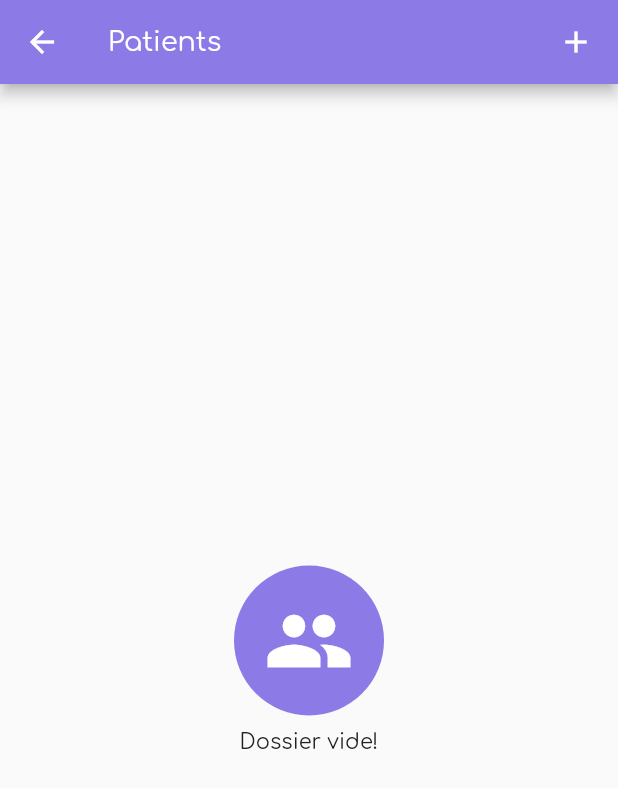
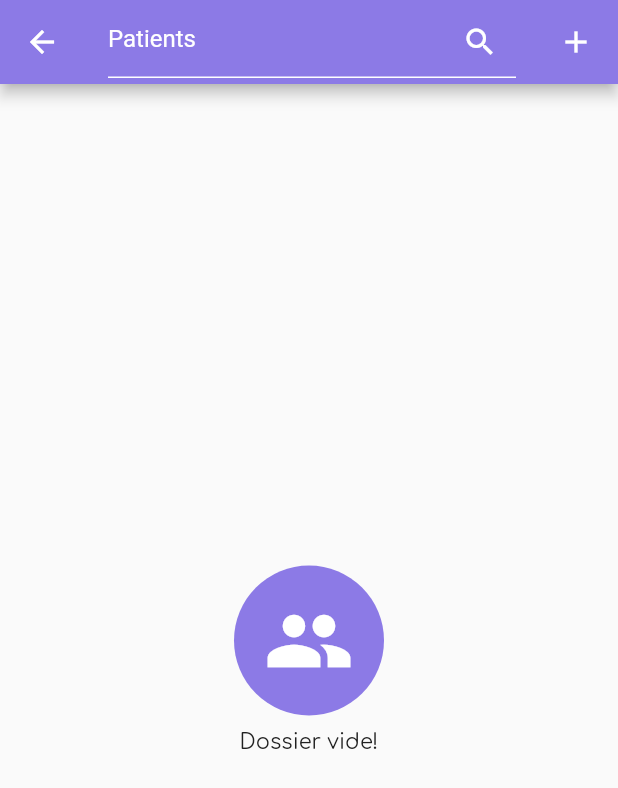
Before and after one commit to aymensbh/Pharm_pfe, a Flutter app: the HomePage screen opened directly, after a tap on "Patients", on a phone screen of 412 x 824 dp. Shown: the top 788 px of the screen. Run offline on Flutter 3.47's test engine with Material 2 defaults, Android fonts, the phone set to English and light mode, and no system bars; our stand-ins replace flutter_holo_date_picker, sqflite; accounts and stored records are empty.

Commit message:
added search function

```diff
--- a/lib/authentification/home_page.dart
+++ b/lib/authentification/home_page.dart
@@ -1,13 +1,13 @@
 import 'package:flutter/cupertino.dart';
 import 'package:flutter/material.dart';
 import 'package:pharm_pfe/authentification/login_page.dart';
-import 'package:pharm_pfe/customWidgets/custom_grid_item.dart';
-import 'package:pharm_pfe/customWidgets/custom_grid_tool.dart';
-import 'package:pharm_pfe/entities/user.dart';
+// import 'package:pharm_pfe/customWidgets/custom_grid_item.dart';
+// import 'package:pharm_pfe/customWidgets/custom_grid_tool.dart';
+// import 'package:pharm_pfe/entities/user.dart';
 import 'package:pharm_pfe/screens/others/about.dart';
 import 'package:pharm_pfe/screens/analisis/analysis_history.dart';
 import 'package:pharm_pfe/screens/drugs/drugs_list.dart';
-import 'package:pharm_pfe/screens/others/report.dart';
+// import 'package:pharm_pfe/screens/others/report.dart';
 import 'package:pharm_pfe/screens/patients/patients_list.dart';
 import 'package:pharm_pfe/style/style.dart';
 
@@ -24,9 +24,19 @@ class _HomePageState extends State<HomePage> {
   @override
   Widget build(BuildContext context) {
     return Scaffold(
-      backgroundColor: Style.lightBackgroundColor,
+      backgroundColor: Style.darkBackgroundColor,
       appBar: AppBar(
         actions: <Widget>[
+          IconButton(
+            icon: Icon(Icons.person),
+            onPressed: () {
+              Navigator.of(context).push(CupertinoPageRoute(builder: (context) {
+                return About(
+                  userid: widget.userid,
+                );
+              }));
+            },
+          ),
           Padding(
             padding: EdgeInsets.all(8),
             child: IconButton(
@@ -44,6 +54,8 @@ class _HomePageState extends State<HomePage> {
                           onClosing: () {},
                           builder: (context) {
                             return ListTile(
+                              trailing: Icon(Icons.arrow_forward_ios,
+                                  size: 18, color: Style.secondaryColor),
                               onTap: () {
                                 Navigator.of(context).pop(true);
                               },
@@ -79,15 +91,18 @@ class _HomePageState extends State<HomePage> {
               .copyWith(color: Style.darkBackgroundColor),
         ),
       ),
-      body: GridView(
+      body: ListView(
         physics: BouncingScrollPhysics(),
         padding: EdgeInsets.all(4),
-        gridDelegate: SliverGridDelegateWithFixedCrossAxisCount(
-            crossAxisCount: 2, crossAxisSpacing: 4, mainAxisSpacing: 4),
         children: <Widget>[
-          CustomGridItem(
-            icon: Icons.people,
-            color: Style.purpleColor,
+          ListTile(
+            trailing: Icon(Icons.arrow_forward_ios,
+                size: 18, color: Style.secondaryColor),
+            contentPadding: EdgeInsets.all(12),
+            leading: Icon(
+              Icons.people,
+              color: Style.purpleColor,
+            ),
             onTap: () {
               Navigator.of(context).push(CupertinoPageRoute(builder: (context) {
                 return PatientsList(
@@ -96,11 +111,16 @@ class _HomePageState extends State<HomePage> {
                 );
               }));
             },
-            title: "Patients",
+            title: Text("Patients"),
           ),
-          CustomGridItem(
-            icon: Icons.inbox,
-            color: Style.redColor,
+          ListTile(
+            trailing: Icon(Icons.arrow_forward_ios,
+                size: 18, color: Style.secondaryColor),
+            contentPadding: EdgeInsets.all(12),
+            leading: Icon(
+              Icons.inbox,
+              color: Style.redColor,
+            ),
             onTap: () {
               Navigator.of(context).push(CupertinoPageRoute(builder: (context) {
                 return DrugsList(
@@ -109,11 +129,16 @@ class _HomePageState extends State<HomePage> {
                 );
               }));
             },
-            title: "Médicaments",
+            title: Text("Médicaments"),
           ),
-          CustomGridItem(
-            icon: Icons.multiline_chart,
-            color: Style.yellowColor,
+          ListTile(
+            trailing: Icon(Icons.arrow_forward_ios,
+                size: 18, color: Style.secondaryColor),
+            contentPadding: EdgeInsets.all(12),
+            leading: Icon(
+              Icons.multiline_chart,
+              color: Style.yellowColor,
+            ),
             onTap: () {
               Navigator.of(context).push(CupertinoPageRoute(builder: (context) {
                 return AnalysisHistoryPage(
@@ -121,37 +146,37 @@ class _HomePageState extends State<HomePage> {
                 );
               }));
             },
-            title: "Poches",
+            title: Text("Poches"),
           ),
-          Container(
-              child: GridView(
-            physics: NeverScrollableScrollPhysics(),
-            shrinkWrap: true,
-            gridDelegate: SliverGridDelegateWithFixedCrossAxisCount(
-                crossAxisCount: 2, mainAxisSpacing: 4, crossAxisSpacing: 4),
-            children: <Widget>[
-              CustomGridToolItem(
-                icon: Icons.person_outline,
-                onTap: () {
-                  Navigator.of(context)
-                      .push(CupertinoPageRoute(builder: (context) {
-                    return About(
-                      userid: widget.userid,
-                    );
-                  }));
-                },
-              ),
-              CustomGridToolItem(
-                icon: Icons.info_outline,
-                onTap: () {
-                  Navigator.of(context)
-                      .push(CupertinoPageRoute(builder: (context) {
-                    return Report();
-                  }));
-                },
-              ),
-            ],
-          ))
+          // Container(
+          //     child: GridView(
+          //   physics: NeverScrollableScrollPhysics(),
+          //   shrinkWrap: true,
+          //   gridDelegate: SliverGridDelegateWithFixedCrossAxisCount(
+          //       crossAxisCount: 2, mainAxisSpacing: 4, crossAxisSpacing: 4),
+          //   children: <Widget>[
+          //     CustomGridToolItem(
+          //       icon: Icons.person_outline,
+          //       onTap: () {
+          //         Navigator.of(context)
+          //             .push(CupertinoPageRoute(builder: (context) {
+          //           return About(
+          //             userid: widget.userid,
+          //           );
+          //         }));
+          //       },
+          //     ),
+          //     CustomGridToolItem(
+          //       icon: Icons.info_outline,
+          //       onTap: () {
+          //         Navigator.of(context)
+          //             .push(CupertinoPageRoute(builder: (context) {
+          //           return Report();
+          //         }));
+          //       },
+          //     ),
+          //   ],
+          // ))
         ],
       ),
     );
--- a/lib/authentification/signup_page.dart
+++ b/lib/authentification/signup_page.dart
@@ -152,7 +152,7 @@ class _SignupPageState extends State<SignupPage> {
 
   _validate() {
     if (_formKey.currentState.validate()) {
-      DatabaseHelper.insertUser(new User(
+      DatabaseHelper.insertUser(User(
               id: null,
               password: passwordController.text.trim(),
               username: usernameController.text.trim()))
--- a/lib/screens/patients/patients_list.dart
+++ b/lib/screens/patients/patients_list.dart
@@ -19,6 +19,8 @@ class PatientsList extends StatefulWidget {
 
 class _PatientsListState extends State<PatientsList> {
   List<Patient> _patientsList = [];
+  List<Patient> _duplicatedSearchItems = [];
+
   User user;
 
   @override
@@ -32,6 +34,7 @@ class _PatientsListState extends State<PatientsList> {
       List.generate(value.length, (index) {
         setState(() {
           _patientsList.add(Patient.fromMap(value[index]));
+          _duplicatedSearchItems.add(Patient.fromMap(value[index]));
         });
       });
     });
@@ -66,19 +69,36 @@ class _PatientsListState extends State<PatientsList> {
           )
         ],
         backgroundColor: Style.purpleColor,
-          title: Text("Patients",
-              style: Theme.of(context)
-                  .textTheme
-                  .bodyText2
-                  .copyWith(color: Style.darkBackgroundColor)),
+        title: TextField(
+          onChanged: (input) {
+            filterSearchResults(input);
+          },
+          cursorColor: Colors.white,
+          style: TextStyle(color: Colors.white),
+          decoration: InputDecoration(
+              suffixIcon: Icon(
+                Icons.search,
+                color: Colors.white,
+              ),
+              hintText: 'Patients',
+              hintStyle: TextStyle(color: Colors.white),
+              focusedBorder: UnderlineInputBorder(
+                  borderSide: BorderSide(color: Colors.white)),
+              enabledBorder: UnderlineInputBorder(
+                  borderSide: BorderSide(color: Colors.white))),
+        ),
+        // title: Text("Patients",
+        //     style: Theme.of(context)
+        //         .textTheme
+        //         .bodyText2
+        //         .copyWith(color: Style.darkBackgroundColor)),
       ),
       body: _patientsList.isEmpty
           ? EmptyFolder(icon: Icons.people, color: Style.purpleColor)
-            : ListView(
+          : ListView.builder(
               physics: BouncingScrollPhysics(),
-                children: List.generate(
-                    _patientsList.length,
-                    (index) => ListTile(
+              itemCount: _patientsList.length,
+              itemBuilder: (context, index) => ListTile(
                     onLongPress: () async {
                       try {
                         if (await showDialog(
@@ -91,12 +111,10 @@ class _PatientsListState extends State<PatientsList> {
                                     style: Theme.of(context)
                                         .textTheme
                                         .bodyText2
-                                              .copyWith(
-                                                  color: Style.primaryColor)),
+                                        .copyWith(color: Style.primaryColor)),
                                 actions: [
                                   FlatButton(
-                                            splashColor:
-                                                Style.lightBackgroundColor,
+                                      splashColor: Style.lightBackgroundColor,
                                       onPressed: () {
                                         Navigator.of(context).pop(false);
                                       },
@@ -105,11 +123,10 @@ class _PatientsListState extends State<PatientsList> {
                                               .textTheme
                                               .caption
                                               .copyWith(
-                                                        color: Style
-                                                            .secondaryColor))),
+                                                  color:
+                                                      Style.secondaryColor))),
                                   FlatButton(
-                                            splashColor:
-                                                Style.lightBackgroundColor,
+                                      splashColor: Style.lightBackgroundColor,
                                       onPressed: () {
                                         Navigator.of(context).pop(true);
                                       },
@@ -118,13 +135,11 @@ class _PatientsListState extends State<PatientsList> {
                                               .textTheme
                                               .caption
                                               .copyWith(
-                                                        color:
-                                                            Style.redColor))),
+                                                  color: Style.redColor))),
                                 ],
                               );
                             })) {
-                                DatabaseHelper.deletePatient(
-                                        _patientsList[index].id)
+                          DatabaseHelper.deletePatient(_patientsList[index].id)
                               .then((value) {
                             setState(() {
                               _patientsList.removeAt(index);
@@ -137,10 +152,9 @@ class _PatientsListState extends State<PatientsList> {
                     },
                     onTap: () {
                       widget.isSelectable
-                                ? Navigator.of(context)
-                                    .pop(_patientsList[index])
-                                : Navigator.of(context).push(
-                                    CupertinoPageRoute(builder: (context) {
+                          ? Navigator.of(context).pop(_patientsList[index])
+                          : Navigator.of(context)
+                              .push(CupertinoPageRoute(builder: (context) {
                               return AddEditPatient(
                                   userid: user.id,
                                   patient: _patientsList[index]);
@@ -171,6 +185,29 @@ class _PatientsListState extends State<PatientsList> {
                     subtitle: Text(_patientsList[index].birthdate,
                         style: Theme.of(context).textTheme.caption),
                   )),
-              ));
+    );
+  }
+
+  filterSearchResults(String query) {
+    List<Patient> dummySearchList = [];
+    dummySearchList.addAll(_patientsList);
+    if (query.isNotEmpty) {
+      List<Patient> dummyListData = [];
+      dummySearchList.forEach((item) {
+        if (item.fullname.contains(query)) {
+          dummyListData.add(item);
+        }
+      });
+      setState(() {
+        _patientsList.clear();
+        _patientsList.addAll(dummyListData);
+      });
+      return;
+    } else {
+      setState(() {
+        _patientsList.clear();
+        _patientsList.addAll(_duplicatedSearchItems);
+      });
     }
   }
+}
```
Also changed, not shown: lib/screens/analisis/add_edit_analysis.dart (+19 -15 lines), lib/screens/analisis/analysis_history.dart (+58 -18 lines), lib/screens/drugs/drugs_list.dart (+60 -18 lines). Lines whose indentation alone changed are shown as unchanged.
